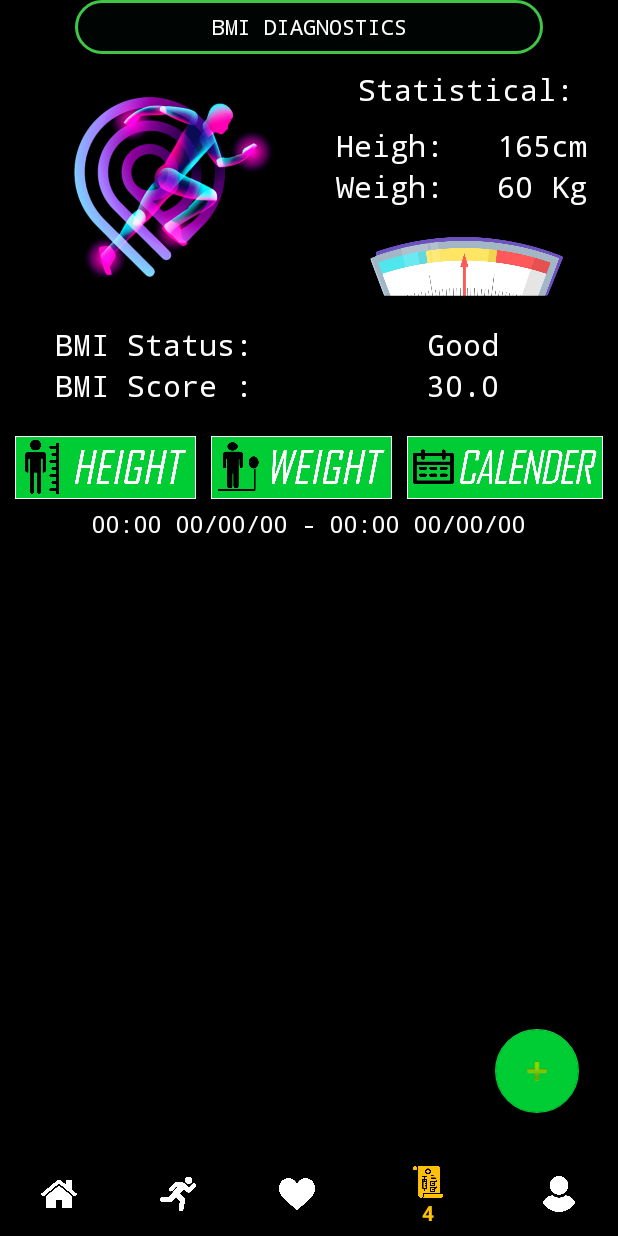
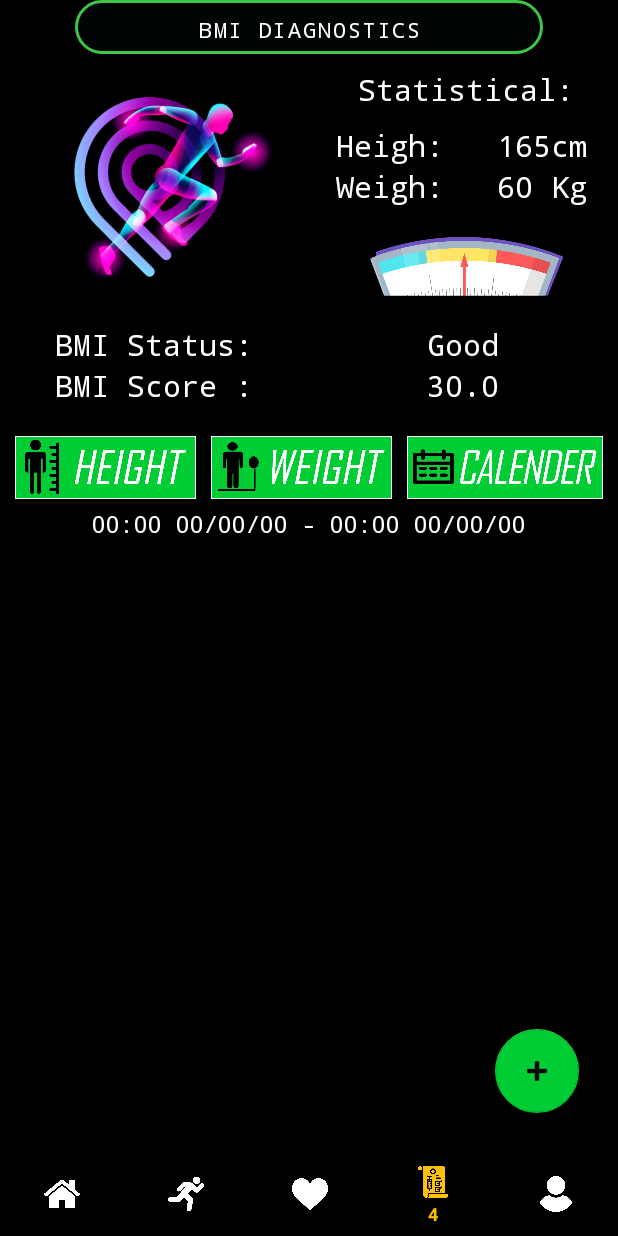
Before and after one commit to huynhmytuan/HealthKon, an Android app: the screen it shows after launch (MainActivity), item 4 of the bottom bar chosen, on a phone screen of 412 x 824 dp. Run offline under Robolectric (Android 15) with nearby library versions, the phone set to English and light mode, and no system bars; libraries missing offline, so code that uses them is left out: com.github.mikephil.charting; Roboto replaces fonts that are not available here; 3 statements that could not run were skipped.

Commit message:
Long Commit -- Fix App Theme

```diff
--- a/app/build.gradle
+++ b/app/build.gradle
@@ -36,7 +36,6 @@ dependencies {
     implementation 'com.google.android.gms:play-services-maps:17.0.1'
     implementation 'com.github.PhilJay:MPAndroidChart:v3.0.3'
     implementation 'androidx.legacy:legacy-support-v4:1.0.0'
-    implementation 'com.archit.calendar:awesome-calendar:2.0.0'
     testImplementation 'junit:junit:4.13.2'
     androidTestImplementation 'androidx.test.ext:junit:1.1.2'
     androidTestImplementation 'androidx.test.espresso:espresso-core:3.3.0'
--- a/app/src/main/AndroidManifest.xml
+++ b/app/src/main/AndroidManifest.xml
@@ -27,8 +27,7 @@
         android:enabled="true"
         android:exported="true" />
 
-        <activity android:name=".Controllers.MainActivity"
-            android:theme="@style/Theme.AppCompat.NoActionBar">
+        <activity android:name=".Controllers.MainActivity">
             <intent-filter>
                 <action android:name="android.intent.action.MAIN" />
                 <category android:name="android.intent.category.LAUNCHER" />
--- a/app/src/main/java/com/pinkteam/android/healthkon/Controllers/BmiCalculateFragment.java
+++ b/app/src/main/java/com/pinkteam/android/healthkon/Controllers/BmiCalculateFragment.java
@@ -409,7 +409,7 @@ public class BmiCalculateFragment extends Fragment {
             mChart.setData(lineData);
             mChart.getLegend().setEnabled(false);
             //Animate the data. millisecond.Larger numbers are slower
-            mChart.animateX(1000);
+            mChart.animateX(700);
         }else {
             mChart.invalidate();
             mChart.clear();
--- a/app/src/main/res/values-night/themes.xml
+++ b/app/src/main/res/values-night/themes.xml
@@ -1,6 +1,6 @@
 <resources xmlns:tools="http://schemas.android.com/tools">
     <!-- Base application theme. -->
-    <style name="Theme.HealthKon" parent="Theme.MaterialComponents.DayNight.DarkActionBar">
+    <style name="Theme.HealthKon" parent="Theme.MaterialComponents.DayNight.NoActionBar">
         <!-- Primary brand color. -->
         <item name="colorPrimary">@color/purple_200</item>
         <item name="colorPrimaryVariant">@color/purple_700</item>
--- a/app/src/main/res/values/themes.xml
+++ b/app/src/main/res/values/themes.xml
@@ -1,6 +1,6 @@
 <resources xmlns:tools="http://schemas.android.com/tools">
     <!-- Base application theme. -->
-    <style name="Theme.HealthKon" parent="Theme.MaterialComponents.DayNight.DarkActionBar">
+    <style name="Theme.HealthKon" parent="Theme.MaterialComponents.DayNight.NoActionBar">
         <!-- Primary brand color. -->
         <item name="colorPrimary">#040404</item>
         <item name="colorPrimaryVariant">#0E0E0E</item>
```
